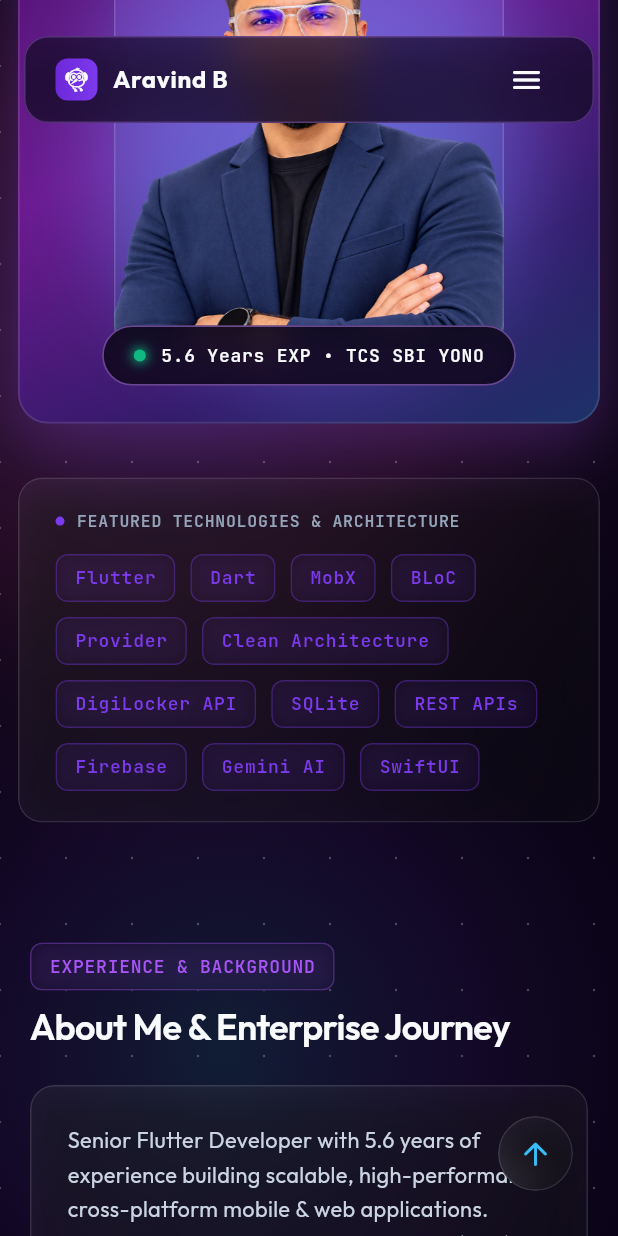
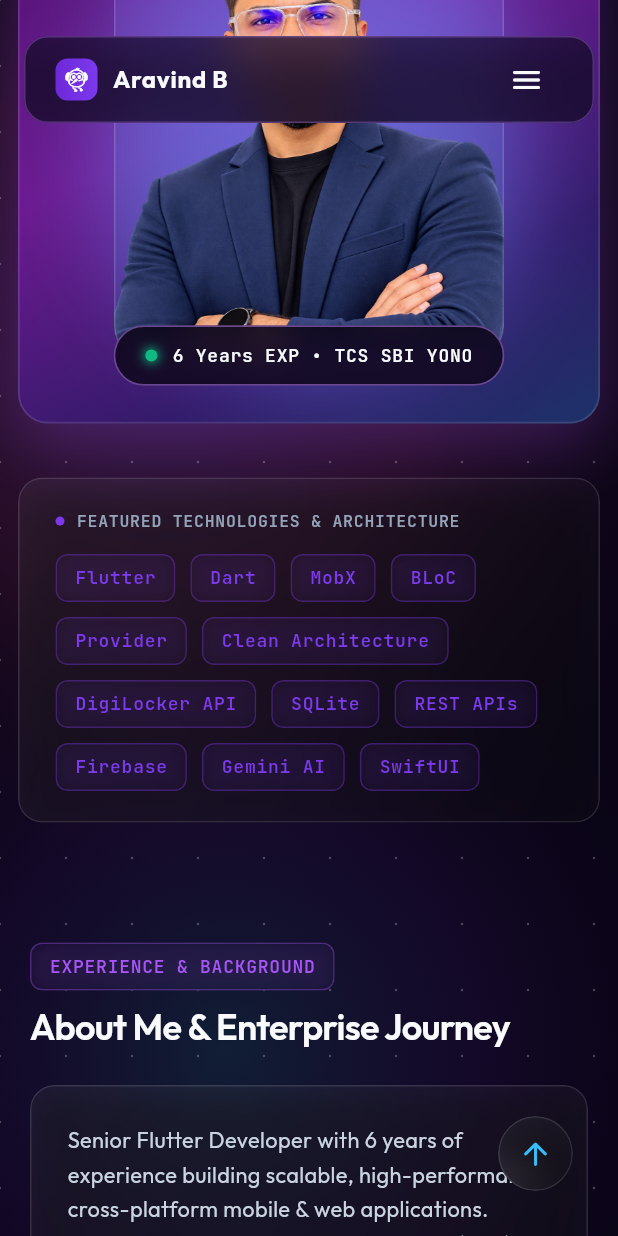
Before and after one commit to aravind-b-dev/MyProtfolio, a Flutter app: the screen it shows after launch, scrolled down 576 dp, on a phone screen of 412 x 824 dp. Run offline on Flutter 3.47's test engine with Material 3 defaults, Android fonts, the phone set to English and light mode, and no system bars; our stand-ins replace google_fonts, visibility_detector; missing offline and left inert: dart:html.

Commit message:
exp updated

```diff
--- a/lib/core/constants/app_strings.dart
+++ b/lib/core/constants/app_strings.dart
@@ -1,10 +1,10 @@
 abstract class AppStrings {
   static const String developerName = "Aravind B";
   static const String developerTitle = "Senior Flutter Developer";
-  static const String yearsOfExperience = "5.6 Years";
+  static const String yearsOfExperience = "6 Years";
   static const String headline = "Building Scalable, High-Performance Cross-Platform Applications.";
   static const String heroSubhead =
-      "Senior Flutter Developer with 5.6 years of experience engineering enterprise mobile and web platforms serving millions of users. Specialized in SBI YONO banking flows, MobX, BLoC, Provider, Clean Architecture, and AI LLM integrations.";
+      "Senior Flutter Developer with 6 years of experience engineering enterprise mobile and web platforms serving millions of users. Specialized in SBI YONO banking flows, MobX, BLoC, Provider, Clean Architecture, and AI LLM integrations.";
 
   // Contact Info
   static const String phoneNumber = "+91 7907006203";
@@ -28,7 +28,7 @@ abstract class AppStrings {
   // About Section
   static const String aboutTitle = "Engineering Excellence & Enterprise Banking Scale";
   static const String aboutIntro =
-      "Senior Flutter Developer with 5.6 years of experience building scalable, high-performance cross-platform mobile & web applications. Currently at Tata Consultancy Services (TCS), leading critical modules in India's flagship banking platform — SBI YONO. Deep expertise in MobX, BLoC, Provider, offline-first SQLite architectures, DigiLocker identity integration, automated testing, and generative AI (Gemini LLM & RAG).";
+      "Senior Flutter Developer with 6 years of experience building scalable, high-performance cross-platform mobile & web applications. Currently at Tata Consultancy Services (TCS), leading critical modules in India's flagship banking platform — SBI YONO. Deep expertise in MobX, BLoC, Provider, offline-first SQLite architectures, DigiLocker identity integration, automated testing, and generative AI (Gemini LLM & RAG).";
 
   // Works Section
   static const String worksTitle = "Featured Enterprise & Production Applications";
--- a/lib/features/about/views/about_section.dart
+++ b/lib/features/about/views/about_section.dart
@@ -76,7 +76,7 @@ class AboutSection extends StatelessWidget {
                         spacing: 12,
                         runSpacing: 12,
                         children: [
-                          _buildMetricCard("5.6+ Yrs", "Flutter Experience"),
+                          _buildMetricCard("6+ Yrs", "Flutter Experience"),
                           _buildMetricCard("SBI YONO", "Enterprise Banking"),
                           _buildMetricCard("TCS", "Current Employer"),
                           _buildMetricCard("AI & RAG", "Gemini LLM Integration"),
--- a/lib/features/home/views/floating_dev_card.dart
+++ b/lib/features/home/views/floating_dev_card.dart
@@ -203,7 +203,7 @@ class _FloatingDevCardState extends State<FloatingDevCard>
             // ── Stat Row ──────────────────────────────────────────────
             Row(
               children: [
-                _buildStatBox("5.6+", "Years"),
+                _buildStatBox("6+", "Years"),
                 const SizedBox(width: 12),
                 _buildStatBox("TCS", "Company"),
                 const SizedBox(width: 12),
```
Also changed, not shown: 1 other file.
